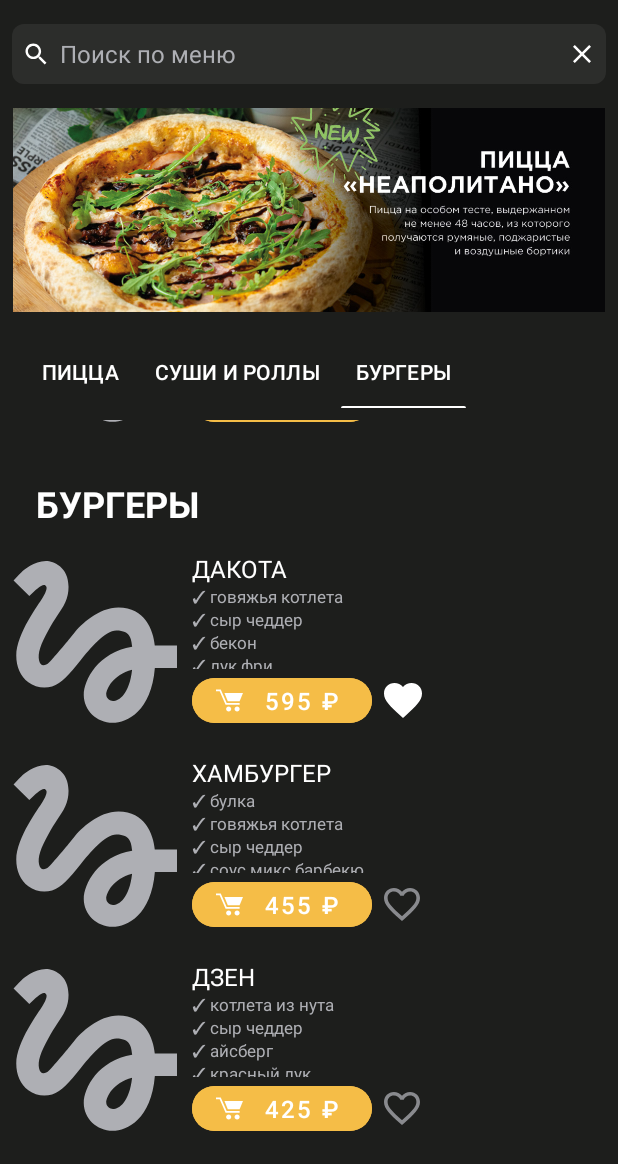
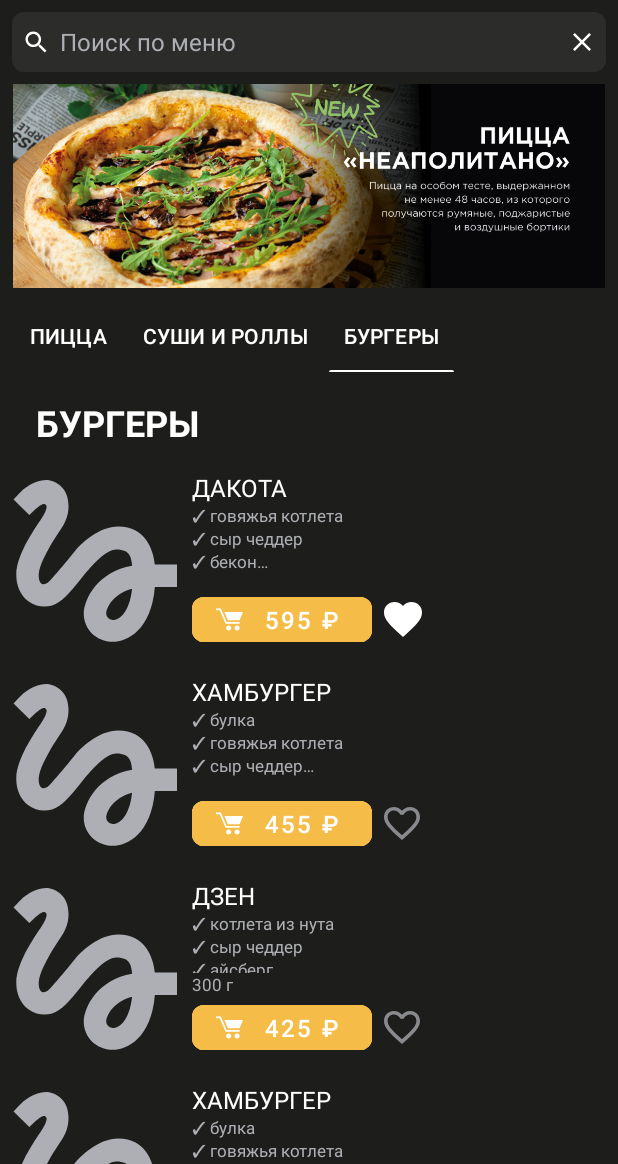
Before and after one commit to mandarin-kafe/Mandarin, an Android app: the screen it shows after launch (MainActivity), tab 3 chosen, on a phone screen of 412 x 824 dp, the part 72-1236 px from its top. Run offline under Robolectric (Android 15) with nearby library versions, the phone set to English and light mode, and no system bars; pictures from the network do not load.

Commit message:
Изменения кнопок добавления в корзину + небольшие правки

```diff
--- a/app/src/main/java/com/mandarinkafe/mandarin/domain/models/Meal.kt
+++ b/app/src/main/java/com/mandarinkafe/mandarin/domain/models/Meal.kt
@@ -223,7 +223,38 @@ var mockBurgerList = arrayListOf<Meal>(
                 "✓ помидоры\n" +
                 "✓ соус сальса\n" +
                 "✓ соус максибургер",
-        null,
+        300,
+        425,
+        "https://optim.tildacdn.com/tild6631-3532-4535-b334-666436313734/-/resize/312x/-/format/webp/_-2.jpg",
+        "burger",
+        true,
+        false
+    ),
+    Meal(
+        "32",
+        "ХАМБУРГЕР",
+        "✓ булка\n" +
+                "✓ говяжья котлета\n" +
+                "✓ сыр чеддер\n" +
+                "✓ соус микс барбекю",
+        299,
+        455,
+        "https://optim.tildacdn.com/tild6337-3237-4264-a535-333266346235/-/resize/312x/-/format/webp/_-2.jpg",
+        "burger",
+        false,
+        false
+    ),
+    Meal(
+        "33",
+        "ДЗЕН",
+        "✓ котлета из нута\n" +
+                "✓ сыр чеддер\n" +
+                "✓ айсберг\n" +
+                "✓ красный лук\n" +
+                "✓ помидоры\n" +
+                "✓ соус сальса\n" +
+                "✓ соус максибургер",
+        300,
         425,
         "https://optim.tildacdn.com/tild6631-3532-4535-b334-666436313734/-/resize/312x/-/format/webp/_-2.jpg",
         "burger",
--- a/app/src/main/java/com/mandarinkafe/mandarin/ui/menu/MenuAdapter.kt
+++ b/app/src/main/java/com/mandarinkafe/mandarin/ui/menu/MenuAdapter.kt
@@ -23,7 +23,6 @@ class MenuAdapter(
     private val clickListener: MealClickListener
 ) :
     RecyclerView.Adapter<RecyclerView.ViewHolder>() {
-
     private var isClickAllowed = true
     private val handler = Handler(Looper.getMainLooper())
 
@@ -58,12 +57,18 @@ class MenuAdapter(
             is MenuItem.Header -> (holder as HeaderViewHolder).bind(item)
             is MenuItem.MealItem -> {
                 (holder as MealViewHolder).bind(item.meal)
+                // TODO в теории установку лисенеров можно вынести из Холдера сюда, тогда можно будет использовать clickDebounce,
+                // ну и не придётся передавать в Холдер обьект clickListener.
+                // Зато придётся сюда тащить, как минимум, значение переменной numberInCart - оно же индивидуальное для каждого блюда.
+                // Не знаю, как лучше.
             }
         }
     }
 
-    override fun getItemCount(): Int {
-        return items.size
+    private fun onMealClickListener(meal: Meal) {
+        if (clickDebounce()) {
+            clickListener.onMealClick(meal)
+        }
     }
 
     private fun clickDebounce(): Boolean {
@@ -75,20 +80,16 @@ class MenuAdapter(
         return current
     }
 
-    private fun onMealClickListener(meal: Meal) {
-        if (clickDebounce()) {
-            clickListener.onMealClick(meal)
-        }
+    override fun getItemCount(): Int {
+        return items.size
     }
 
     class HeaderViewHolder(itemView: View) : RecyclerView.ViewHolder(itemView) {
         private val headerTextView: TextView = itemView.findViewById(R.id.tv_category_title)
-
         fun bind(header: MenuItem.Header) {
             headerTextView.text = header.categoryName
         }
     }
-
 
     class MealViewHolder(
         private val parentView: View,
@@ -96,24 +97,29 @@ class MenuAdapter(
     ) :
         RecyclerView.ViewHolder(parentView) {
         private val binding = ListMenuItemBinding.bind(parentView)
+        private var numberInCart = 0
+        private val cornerRadius =
+            this@MealViewHolder.parentView.resources.getDimensionPixelSize(R.dimen.image_corner_radius_2)
 
-        fun bind(meal: Meal) = with(binding) {
-            val cornerRadius =
-                this@MealViewHolder.parentView.resources.getDimensionPixelSize(R.dimen.image_corner_radius_2)
+        fun bind(meal: Meal) {
+            setMealData(meal)
+            setOnClickListeners(meal)
+        }
+
+        private fun setMealData(meal: Meal) = with(binding) {
             tvMealTitle.text = meal.name
-
             if (meal.description.isNullOrEmpty()) {
                 tvMealIngredients.isVisible = false
             } else {
+                tvMealIngredients.isVisible = true
                 tvMealIngredients.text = meal.description
             }
-
             if (meal.weight == null) {
                 tvMealWeight.isVisible = false
             } else {
+                tvMealWeight.isVisible = true
                 tvMealWeight.text = meal.weight.toString() + " г"
             }
-
             btAddToCartPrice.text = meal.price.toString() + " ₽"
 
             Glide.with(parentView)
@@ -124,16 +130,33 @@ class MenuAdapter(
                 .into(ivMealPicture)
             tvMealIngredients.requestLayout()
             ivAddToFavorite.setImageDrawable(getFavoriteDrawable(meal.isFavorite))
+        }
 
+        private fun setOnClickListeners(meal: Meal) = with(binding) {
+            ivAddToFavorite.setOnClickListener { clickListener.onFavoriteToggleClick(meal) }
 
-            itemView.setOnClickListener { clickListener.onMealClick(meal) }
-            ivAddToFavorite.setOnClickListener { clickListener.onFavoriteToggleClick(meal) }
             btAddToCartPrice.setOnClickListener {
                 clickListener.onAddToCartClick(meal)
+                tvNumberInCart.text = (++numberInCart).toString() + " шт"
+                tvTotalPriceInCart.text = (meal.price * numberInCart).toString() + " ₽"
+
                 extraCartButtonsManager(VisibilityStatus.VISIBLE)
             }
-            btCartMinus.setOnClickListener { clickListener.minusToCartClick(meal) }
-            btCartPlus.setOnClickListener { clickListener.plusToCartClick(meal) }
+
+            btCartMinus.setOnClickListener {
+                clickListener.minusToCartClick(meal)
+                tvNumberInCart.text = (--numberInCart).toString() + " шт"
+                tvTotalPriceInCart.text = (meal.price * numberInCart).toString() + " ₽"
+                if (numberInCart == 0) {
+                    extraCartButtonsManager(VisibilityStatus.HIDDEN)
+                }
+            }
+            btCartPlus.setOnClickListener {
+                clickListener.plusToCartClick(meal)
+                tvNumberInCart.text = (++numberInCart).toString() + " шт"
+                tvTotalPriceInCart.text = (meal.price * numberInCart).toString() + " ₽"
+                numberInCart++
+            }
         }
 
         @SuppressLint("UseCompatLoadingForDrawables")
@@ -149,12 +172,16 @@ class MenuAdapter(
                     btAddToCartPrice.visibility = View.GONE
                     btCartMinus.visibility = View.VISIBLE
                     btCartPlus.visibility = View.VISIBLE
+                    tvNumberInCart.visibility = View.VISIBLE
+                    tvTotalPriceInCart.visibility = View.VISIBLE
                 }
 
                 VisibilityStatus.HIDDEN -> binding.apply {
                     btAddToCartPrice.visibility = View.VISIBLE
                     btCartMinus.visibility = View.GONE
                     btCartPlus.visibility = View.GONE
+                    tvNumberInCart.visibility = View.GONE
+                    tvTotalPriceInCart.visibility = View.GONE
                 }
             }
 
--- a/app/src/main/java/com/mandarinkafe/mandarin/ui/menu/MenuFragment.kt
+++ b/app/src/main/java/com/mandarinkafe/mandarin/ui/menu/MenuFragment.kt
@@ -4,6 +4,7 @@ import android.annotation.SuppressLint
 import android.os.Bundle
 import android.os.Handler
 import android.os.Looper
+import android.util.Log
 import android.view.LayoutInflater
 import android.view.View
 import android.view.ViewGroup
@@ -25,14 +26,13 @@ import com.mandarinkafe.mandarin.ui.menu.MenuViewModel.MenuScreenState
 class MenuFragment : Fragment() {
 
     private lateinit var binding: FragmentMenuBinding
-    private lateinit var menuAdapter: MenuAdapter
     private lateinit var tabLayout: TabLayout
-    private lateinit var recyclerView: RecyclerView
+    private val recyclerView: RecyclerView by lazy { binding.rvMenu }
     private var isClickAllowed = true
     private val handler = Handler(Looper.getMainLooper())
     private val viewModel: MenuViewModel by viewModels()
-    private lateinit var menuItems: MutableList<MenuItem>
-    private lateinit var menuCategories: ArrayList<MenuCategory>
+    private var menuItems = mutableListOf<MenuItem>()
+    private var menuCategories = arrayListOf<MenuCategory>()
 
     override fun onCreateView(
         inflater: LayoutInflater,
@@ -40,11 +40,10 @@ class MenuFragment : Fragment() {
         savedInstanceState: Bundle?
     ): View {
         binding = FragmentMenuBinding.inflate(inflater, container, false)
-        recyclerView = binding.rvMenu
+
         tabLayout = binding.tabLayout
 
         menuCategories = mockMenuData // TODO убрать это!!!
-        menuItems = mutableListOf<MenuItem>()
 
         menuCategories.forEach { category ->
             menuItems.add(MenuItem.Header(category.name))
@@ -56,15 +55,14 @@ class MenuFragment : Fragment() {
 
     override fun onViewCreated(view: View, savedInstanceState: Bundle?) {
         super.onViewCreated(view, savedInstanceState)
-
         viewModel.prepareMenuItems()
-
         viewModel.getMenuState().observe(viewLifecycleOwner)
         { state ->
             renderMenuScreen(state)
         }
         setupScrollSync()
         setupTabs()
+
     }
 
     private fun setupTabs() {
@@ -93,7 +91,6 @@ class MenuFragment : Fragment() {
             layoutManager.scrollToPositionWithOffset(headerPosition, offset)
         }
     }
-
 
     private fun setupScrollSync() {
         recyclerView.addOnScrollListener(object : RecyclerView.OnScrollListener() {
@@ -128,7 +125,7 @@ class MenuFragment : Fragment() {
                 progressBarManager(VisibilityStatus.VISIBLE)
             }
 
-            MenuScreenState.NetworkError -> {
+            is MenuScreenState.NetworkError -> {
                 placeholderManager(VisibilityStatus.VISIBLE)
 
             }
@@ -144,8 +141,8 @@ class MenuFragment : Fragment() {
     }
 
     @SuppressLint("NotifyDataSetChanged")
-    private fun setRvAdapter() {
-        menuAdapter = MenuAdapter(menuItems,
+    private fun setRvAdapter(): MenuAdapter {
+        val menuAdapter = MenuAdapter(menuItems,
             object : MenuAdapter.MealClickListener {
                 override fun onMealClick(meal: Meal) {
                     if (clickDebounce()) {
@@ -198,6 +195,7 @@ class MenuFragment : Fragment() {
             adapter = menuAdapter
         }
         menuAdapter.notifyDataSetChanged()
+        return menuAdapter
     }
 
 
--- a/app/src/main/res/layout/activity_main.xml
+++ b/app/src/main/res/layout/activity_main.xml
@@ -1,3 +1,4 @@
+
 <LinearLayout xmlns:android="http://schemas.android.com/apk/res/android"
     xmlns:app="http://schemas.android.com/apk/res-auto"
     xmlns:tools="http://schemas.android.com/tools"
--- a/app/src/main/res/layout/fragment_menu.xml
+++ b/app/src/main/res/layout/fragment_menu.xml
@@ -3,13 +3,14 @@
     xmlns:tools="http://schemas.android.com/tools"
     android:layout_width="match_parent"
     android:layout_height="match_parent"
+    android:paddingHorizontal="@dimen/small_margin_8"
     tools:context=".ui.menu.MenuFragment">
 
     <LinearLayout
         android:id="@+id/ll_search_container"
         android:layout_width="match_parent"
         android:layout_height="@dimen/search_input_size_40"
-        android:layout_margin="@dimen/small_margin_8"
+
         android:background="@drawable/shape_rectangle_with_radius_8"
         android:orientation="horizontal"
         app:layout_constraintEnd_toEndOf="parent"
@@ -62,8 +63,7 @@
         android:id="@+id/iv_banner"
         android:layout_width="0dp"
         android:layout_height="wrap_content"
-        android:layout_marginHorizontal="@dimen/small_margin_8"
-        android:layout_marginVertical="@dimen/standart_margin_16"
+        android:layout_marginVertical="@dimen/small_margin_8"
         android:adjustViewBounds="true"
         app:layout_constraintEnd_toEndOf="parent"
         app:layout_constraintStart_toStartOf="parent"
@@ -74,7 +74,6 @@
         android:id="@+id/tabLayout"
         android:layout_width="match_parent"
         android:layout_height="wrap_content"
-        android:layout_margin="@dimen/standart_margin_16"
         android:background="@android:color/transparent"
         app:layout_constraintEnd_toEndOf="parent"
         app:layout_constraintStart_toStartOf="parent"
@@ -83,10 +82,24 @@
         app:tabIndicatorColor="?attr/colorOnPrimary"
         app:tabIndicatorFullWidth="true"
         app:tabIndicatorHeight="@dimen/dr_cursor_wight_1"
+        android:layout_marginVertical="@dimen/small_margin_8"
         app:tabMode="scrollable"
         app:tabRippleColor="@android:color/transparent"
         app:tabSelectedTextColor="?attr/colorOnPrimary"
         app:tabTextColor="?attr/colorOnPrimary" />
+
+    <androidx.recyclerview.widget.RecyclerView
+        android:id="@+id/rv_menu"
+        android:layout_width="match_parent"
+        android:layout_height="0dp"
+
+
+        app:layout_constraintBottom_toBottomOf="parent"
+        app:layout_constraintEnd_toEndOf="parent"
+        app:layout_constraintStart_toStartOf="parent"
+        app:layout_constraintTop_toBottomOf="@id/tabLayout"
+        tools:listitem="@layout/list_menu_item" />
+
 
     <ProgressBar
         android:id="@+id/search_progressBar"
@@ -113,17 +126,5 @@
         app:layout_constraintStart_toStartOf="parent"
         app:layout_constraintTop_toTopOf="parent" />
 
-    <androidx.recyclerview.widget.RecyclerView
-        android:id="@+id/rv_menu"
-        android:layout_width="match_parent"
-        android:layout_height="0dp"
-        android:layout_marginHorizontal="@dimen/small_margin_8"
-        android:layout_marginTop="@dimen/small_margin_8"
-        app:layout_constraintBottom_toBottomOf="parent"
-        app:layout_constraintEnd_toEndOf="parent"
-        app:layout_constraintStart_toStartOf="parent"
-        app:layout_constraintTop_toBottomOf="@id/tabLayout"
-        tools:listitem="@layout/list_menu_item" />
-
 
 </androidx.constraintlayout.widget.ConstraintLayout>
--- a/app/src/main/res/layout/list_menu_item.xml
+++ b/app/src/main/res/layout/list_menu_item.xml
@@ -37,11 +37,12 @@
         android:layout_width="0dp"
         android:layout_height="0dp"
         android:ellipsize="end"
+        android:maxLines="3"
         app:layout_constraintBottom_toTopOf="@id/tv_meal_weight"
         app:layout_constraintEnd_toEndOf="parent"
         app:layout_constraintStart_toEndOf="@id/iv_meal_picture"
         app:layout_constraintTop_toBottomOf="@id/tv_meal_title"
-        tools:text="Моцарелла, сливочно-чесночный соус, шампиньоны, вяленые томаты" />
+        tools:text="Моцарелла, сливочно-чесночный соус, шампиньоны, вяленые томаты, сливочно-чесночный соус, шампиньоны, вяленые томаты, сливочно-чесночный соус, шампиньоны, вяленые томаты" />
 
     <!-- Вес -->
     <TextView
@@ -50,71 +51,98 @@
         android:layout_width="0dp"
         android:layout_height="wrap_content"
         android:ellipsize="end"
-        app:layout_constraintBottom_toTopOf="@id/bt_number_in_cart"
+        app:layout_constraintBottom_toTopOf="@id/background_for_cart_info"
         app:layout_constraintEnd_toEndOf="parent"
         app:layout_constraintStart_toEndOf="@id/iv_meal_picture"
         tools:text="670г" />
 
+
     <!-- Поле с информацией о количестве данного товара в корзин -->
     <com.google.android.material.button.MaterialButton
-        android:id="@+id/bt_number_in_cart"
-        style="@style/AddToCartButtonStyle"
+        android:id="@+id/background_for_cart_info"
+        style="@style/CartButtonStyle"
         android:layout_width="120dp"
         android:layout_height="42dp"
-        android:backgroundTint="@android:color/transparent"
-        android:text="1"
+        android:clickable="false"
         android:textColor="@color/white"
         app:layout_constraintBottom_toBottomOf="parent"
-
         app:layout_constraintStart_toEndOf="@id/iv_meal_picture" />
 
     <!-- Кнопка добавления в корзину -->
     <com.google.android.material.button.MaterialButton
         android:id="@+id/bt_add_to_cart_price"
-        style="@style/AddToCartButtonStyle"
+        style="@style/CartButtonStyle"
         android:layout_width="120dp"
         android:layout_height="42dp"
-        android:backgroundTint="@color/orange"
+        android:gravity="center"
         app:icon="@drawable/ic_cart"
         app:layout_constraintBottom_toBottomOf="parent"
         app:layout_constraintStart_toEndOf="@id/iv_meal_picture"
-        tools:text="985 р."
-        />
+        tools:text="985 ₽" />
 
+    <TextView
+        android:id="@+id/tv_number_in_cart"
+        style="@style/CartButtonSmallTextStyle"
+        android:layout_width="0dp"
+        android:layout_height="wrap_content"
+        android:visibility="gone"
+        app:layout_constraintBottom_toBottomOf="@id/cntr_of_background_bt"
+        app:layout_constraintEnd_toStartOf="@id/bt_cart_plus"
+        app:layout_constraintStart_toEndOf="@id/bt_cart_minus"
+        tools:text="2 шт" />
+
+    <TextView
+        android:id="@+id/cntr_of_background_bt"
+        android:layout_width="wrap_content"
+        android:layout_height="1dp"
+        app:layout_constraintBottom_toBottomOf="@id/background_for_cart_info"
+        app:layout_constraintEnd_toStartOf="@id/bt_cart_plus"
+        app:layout_constraintStart_toEndOf="@id/bt_cart_minus"
+        app:layout_constraintTop_toTopOf="@id/background_for_cart_info" />
+
+    <TextView
+        android:id="@+id/tv_total_price_in_cart"
+        style="@style/CartButtonSmallTextStyle"
+        android:layout_width="0dp"
+        android:layout_height="wrap_content"
+        android:textColor="#BEFFFFFF"
+        android:visibility="gone"
+        app:layout_constraintEnd_toStartOf="@id/bt_cart_plus"
+        app:layout_constraintStart_toEndOf="@id/bt_cart_minus"
+        app:layout_constraintTop_toTopOf="@id/cntr_of_background_bt"
+        tools:text="5998 ₽" />
 
     <!-- Кнопка уменьшения количества -->
-    <TextView
+    <com.google.android.material.button.MaterialButton
         android:id="@+id/bt_cart_minus"
-        android:layout_width="32dp"
-        android:layout_height="32dp"
-        android:background="@drawable/shape_round"
-        android:gravity="center"
+        style="@style/CartButtonStyle"
+        android:layout_width="40dp"
+        android:layout_height="40dp"
+        android:padding="0dp"
         android:text="@string/minus"
         android:textColor="@android:color/white"
         android:textSize="16sp"
         android:textStyle="bold"
         android:visibility="gone"
-        app:layout_constraintBottom_toBottomOf="@id/bt_number_in_cart"
-        app:layout_constraintStart_toStartOf="@id/bt_number_in_cart"
-        app:layout_constraintTop_toTopOf="@id/bt_number_in_cart"
-        app:tint="@color/orange" />
+        app:layout_constraintBottom_toBottomOf="@id/background_for_cart_info"
+        app:layout_constraintStart_toStartOf="@id/background_for_cart_info"
+        app:layout_constraintTop_toTopOf="@id/background_for_cart_info" />
 
     <!-- Кнопка увеличения количества -->
-    <TextView
+    <com.google.android.material.button.MaterialButton
         android:id="@+id/bt_cart_plus"
-        android:layout_width="32dp"
-        android:layout_height="32dp"
-        android:background="@drawable/shape_round"
-        android:gravity="center"
+        style="@style/CartButtonStyle"
+        android:layout_width="40dp"
+        android:layout_height="40dp"
+        android:padding="0dp"
         android:text="@string/plus"
         android:textColor="@android:color/white"
         android:textSize="16sp"
         android:textStyle="bold"
         android:visibility="gone"
-        app:layout_constraintBottom_toBottomOf="@id/bt_number_in_cart"
-        app:layout_constraintEnd_toEndOf="@id/bt_number_in_cart"
-        app:layout_constraintTop_toTopOf="@id/bt_number_in_cart"
-        app:layout_goneMarginEnd="0dp" />
+        app:layout_constraintBottom_toBottomOf="@id/background_for_cart_info"
+        app:layout_constraintEnd_toEndOf="@id/background_for_cart_info"
+        app:layout_constraintTop_toTopOf="@id/background_for_cart_info" />
 
     <!-- Добавить в избранное -->
     <ImageView
@@ -123,9 +151,9 @@
         android:layout_height="wrap_content"
         android:layout_marginStart="@dimen/small_margin_8"
         android:contentDescription="@string/add_to_favorite"
-        app:layout_constraintBottom_toBottomOf="@id/bt_number_in_cart"
-        app:layout_constraintStart_toEndOf="@id/bt_number_in_cart"
-        app:layout_constraintTop_toTopOf="@id/bt_number_in_cart"
+        app:layout_constraintBottom_toBottomOf="@id/background_for_cart_info"
+        app:layout_constraintStart_toEndOf="@id/background_for_cart_info"
+        app:layout_constraintTop_toTopOf="@id/background_for_cart_info"
 
         app:srcCompat="@drawable/ic_favorite_inactive" />
 
--- a/app/src/main/res/values/dimens.xml
+++ b/app/src/main/res/values/dimens.xml
@@ -17,6 +17,6 @@
     <dimen name="meal_image_120">120dp</dimen>
     <dimen name="big_text_24">24sp</dimen>
     <dimen name="dr_cursor_wight_1">1dp</dimen>
-    <dimen name="button_radius_16">16dp</dimen>
+    <dimen name="button_radius_8">8dp</dimen>
     <dimen name="recycler_view_offset">1dp</dimen>
 </resources>
--- a/app/src/main/res/values/styles.xml
+++ b/app/src/main/res/values/styles.xml
@@ -1,14 +1,15 @@
 <?xml version="1.0" encoding="utf-8"?>
 <resources>
 
-    <style name="AddToCartButtonStyle" parent="Widget.MaterialComponents.Button.UnelevatedButton">
+    <style name="CartButtonStyle" parent="Widget.MaterialComponents.Button.UnelevatedButton">
         <item name="android:textAllCaps">false</item>
         <item name="android:backgroundTint">@color/orange</item>
         <item name="android:textColor">@color/white</item>
-        <item name="cornerRadius">@dimen/button_radius_16</item>
+        <item name="cornerRadius">@dimen/button_radius_8</item>
         <item name="android:textFontWeight">500</item>
         <item name="android:textSize">@dimen/regular_text_size_16</item>
         <item name="android:layout_gravity">center_horizontal</item>
+
     </style>
 
 
@@ -24,6 +25,15 @@
         <item name="android:textFontWeight">400</item>
     </style>
 
+    <style name="CartButtonSmallTextStyle">
+        <item name="android:textColor">@color/white</item>
+        <item name="android:textSize">@dimen/small_text_size_11</item>
+        <item name="android:textFontWeight">500</item>
+        <item name="android:textStyle">bold</item>
+        <item name="android:gravity">center</item>
+    </style>
+
+
     <style name="MealTitleStyle">
         <item name="android:textColor">@color/white</item>
         <item name="android:textSize">@dimen/text_size_16</item>
```
